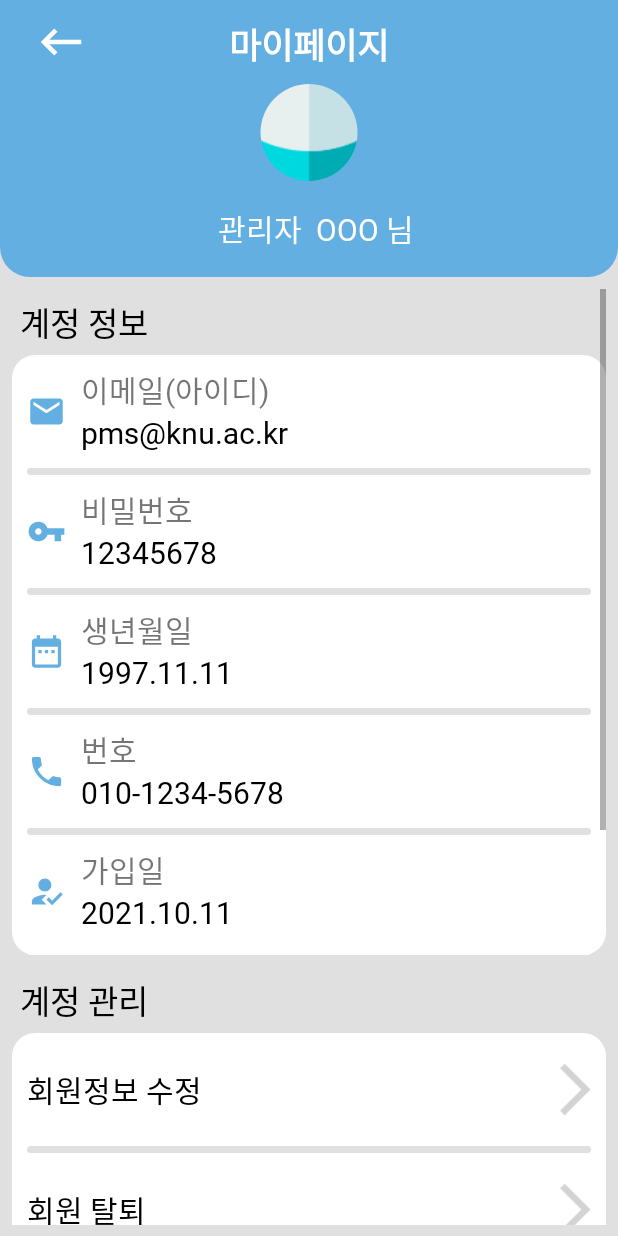
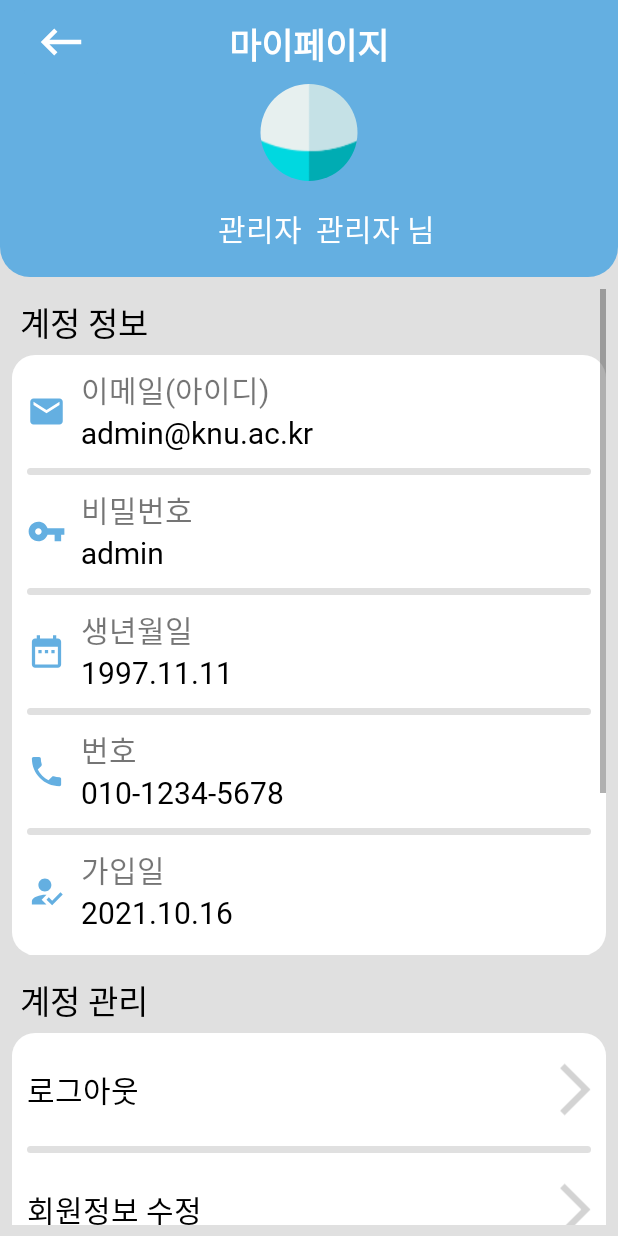
Before and after one commit to wnsdn2186/PMS-Parking-Management-System-, an Android app: the MyPage screen opened directly, with no data from a screen before it, on a phone screen of 412 x 824 dp. Run offline under Robolectric (Android 15) with nearby library versions, the phone set to English and light mode, and no system bars; our stand-ins replace CircleImageView.

Commit message:
#16 - finish() anim 추가 - 고객관리 구분선 삽입 - 마이페이지 로그아웃 추가

```diff
--- a/app/src/main/java/com/example/pms/CarSearch.java
+++ b/app/src/main/java/com/example/pms/CarSearch.java
@@ -25,6 +25,7 @@ public class CarSearch extends AppCompatActivity {
             @Override
             public void onClick(View v) {
                 finish();
+                overridePendingTransition(R.anim.none, R.anim.horizon_exit);
             }
         });
     }
--- a/app/src/main/java/com/example/pms/EditAccount.java
+++ b/app/src/main/java/com/example/pms/EditAccount.java
@@ -23,6 +23,7 @@ public class EditAccount extends AppCompatActivity {
             @Override
             public void onClick(View v) {
                 finish();
+                overridePendingTransition(R.anim.none, R.anim.horizon_exit);
             }
         });
     }
--- a/app/src/main/java/com/example/pms/ManageCustomer.java
+++ b/app/src/main/java/com/example/pms/ManageCustomer.java
@@ -13,6 +13,7 @@ import android.widget.TextView;
 import android.widget.Toast;
 
 import androidx.appcompat.app.AppCompatActivity;
+import androidx.recyclerview.widget.DividerItemDecoration;
 import androidx.recyclerview.widget.LinearLayoutManager;
 import androidx.recyclerview.widget.RecyclerView;
 
@@ -54,6 +55,7 @@ public class ManageCustomer extends AppCompatActivity {
             @Override
             public void onClick(View v) {
                 finish();
+                overridePendingTransition(R.anim.none, R.anim.horizon_exit);
             }
         });
 
@@ -61,6 +63,7 @@ public class ManageCustomer extends AppCompatActivity {
         et.setText("");
 
         rc = (RecyclerView) findViewById(R.id.listView_main_list);
+        rc.addItemDecoration(new DividerItemDecoration(getApplicationContext(), DividerItemDecoration.VERTICAL));
         rc.setLayoutManager(new LinearLayoutManager(this));
 
         cust = new ArrayList<>();
--- a/app/src/main/java/com/example/pms/MyPage.java
+++ b/app/src/main/java/com/example/pms/MyPage.java
@@ -43,6 +43,7 @@ public class MyPage extends AppCompatActivity {
             @Override
             public void onClick(View v) {
                 finish();
+                overridePendingTransition(R.anim.none, R.anim.horizon_exit);
             }
         });
 
@@ -53,11 +54,11 @@ public class MyPage extends AppCompatActivity {
         recyclerView.setAdapter(adapter);
         recyclerView.setLayoutManager(new LinearLayoutManager(this, RecyclerView.VERTICAL, false));
 
-        addItem(R.drawable.ic_email_24, "이메일(아이디)", "pms@knu.ac.kr", R.drawable.color_grey_round);
-        addItem(R.drawable.ic__key_24, "비밀번호", "12345678", R.drawable.color_grey_round);
+        addItem(R.drawable.ic_email_24, "이메일(아이디)", "admin@knu.ac.kr", R.drawable.color_grey_round);
+        addItem(R.drawable.ic__key_24, "비밀번호", "admin", R.drawable.color_grey_round);
         addItem(R.drawable.ic_date_24, "생년월일", "1997.11.11", R.drawable.color_grey_round);
         addItem(R.drawable.ic_phone_24, "번호", "010-1234-5678", R.drawable.color_grey_round);
-        addItem(R.drawable.ic_register_24, "가입일", "2021.10.11", R.drawable.color_white_round);
+        addItem(R.drawable.ic_register_24, "가입일", "2021.10.16", R.drawable.color_white_round);
 
         recyclerView2 = findViewById(R.id.rcView2);
         mList2 = new ArrayList<>();
@@ -66,6 +67,7 @@ public class MyPage extends AppCompatActivity {
         recyclerView2.setAdapter(adapter2);
         recyclerView2.setLayoutManager(new LinearLayoutManager(this, RecyclerView.VERTICAL, false));
 
+        addItem2(R.drawable.ic_forward_36, "로그아웃", R.drawable.color_grey_round, mList2);
         addItem2(R.drawable.ic_forward_36, "회원정보 수정", R.drawable.color_grey_round, mList2);
         addItem2(R.drawable.ic_forward_36, "회원 탈퇴", R.drawable.color_white_round, mList2);
 
@@ -98,16 +100,19 @@ public class MyPage extends AppCompatActivity {
             public void onItemClick(MyPageAdapter2.MyViewHolder2 holder, View view, int position) {
                 switch (position){
                     case 0:
+                        customDialog = new CustomDialog(MyPage.this, Confirm, Cancel, "로그아웃 하시겠습니까?");
+                        customDialog.show();
+                        break;
+
+                    case 1:
                         Intent intent = new Intent(MyPage.this, EditAccount.class);
                         startActivity(intent);
                         overridePendingTransition(R.anim.horizon_enter, R.anim.none);
-                        Log.d("위치", String.valueOf(position));
                         break;
 
-                    case 1:
+                    case 2:
                         customDialog = new CustomDialog(MyPage.this, Confirm, Cancel, "정말 탈퇴하시겠습니까?");
                         customDialog.show();
-                        Log.d("위치", String.valueOf(position));
                         break;
 
                 }
--- a/app/src/main/java/com/example/pms/Register.java
+++ b/app/src/main/java/com/example/pms/Register.java
@@ -30,6 +30,7 @@ public class Register extends AppCompatActivity {
             @Override
             public void onClick(View v) {
                 finish();
+                overridePendingTransition(R.anim.none, R.anim.horizon_exit);
             }
         });
 
--- a/app/src/main/java/com/example/pms/RegisterSubmit.java
+++ b/app/src/main/java/com/example/pms/RegisterSubmit.java
@@ -43,6 +43,7 @@ public class RegisterSubmit extends AppCompatActivity {
             @Override
             public void onClick(View v) {
                 finish();
+                overridePendingTransition(R.anim.none, R.anim.horizon_exit);
             }
         });
 
@@ -193,5 +194,6 @@ public class RegisterSubmit extends AppCompatActivity {
         startActivity(back);
         overridePendingTransition(R.anim.horizon_enter, R.anim.none);
         finish();
+        overridePendingTransition(R.anim.none, R.anim.horizon_exit);
     }
 }
--- a/app/src/main/java/com/example/pms/RegisterTime.java
+++ b/app/src/main/java/com/example/pms/RegisterTime.java
@@ -30,6 +30,7 @@ public class RegisterTime extends AppCompatActivity {
             @Override
             public void onClick(View v) {
                 finish();
+                overridePendingTransition(R.anim.none, R.anim.horizon_exit);
             }
         });
 
--- a/app/src/main/java/com/example/pms/Setting.java
+++ b/app/src/main/java/com/example/pms/Setting.java
@@ -24,6 +24,7 @@ public class Setting extends AppCompatActivity {
             @Override
             public void onClick(View v) {
                 finish();
+                overridePendingTransition(R.anim.none, R.anim.horizon_exit);
             }
         });
     }
--- a/app/src/main/java/com/example/pms/Statistics.java
+++ b/app/src/main/java/com/example/pms/Statistics.java
@@ -44,6 +44,7 @@ public class Statistics  extends AppCompatActivity {
             @Override
             public void onClick(View v) {
                 finish();
+                overridePendingTransition(R.anim.none, R.anim.horizon_exit);
             }
         });
 
--- a/app/src/main/java/com/example/pms/UserRegister.java
+++ b/app/src/main/java/com/example/pms/UserRegister.java
@@ -42,7 +42,9 @@ public class UserRegister extends AppCompatActivity {
         ImageButton backbtn = (ImageButton) findViewById(R.id.BackBtn);
         backbtn.setOnClickListener(new View.OnClickListener() {
             @Override
-            public void onClick(View v) { finish(); }
+            public void onClick(View v) {
+                finish();
+                overridePendingTransition(R.anim.none, R.anim.horizon_exit);}
         });
 
         idT = (TextView)findViewById(R.id.idTv);
--- /dev/null
+++ b/app/src/main/res/anim/horizon_exit.xml
@@ -0,0 +1,8 @@
+<?xml version="1.0" encoding="utf-8"?>
+<set xmlns:android="http://schemas.android.com/apk/res/android">
+    <translate
+        android:duration="400"
+        android:fromXDelta="0%"
+        android:interpolator="@android:anim/accelerate_decelerate_interpolator"
+        android:toXDelta="100%" />
+</set>
--- a/app/src/main/res/layout/activity_main.xml
+++ b/app/src/main/res/layout/activity_main.xml
@@ -40,7 +40,7 @@
                 android:layout_height="wrap_content"
                 android:layout_below="@+id/txtdashboard"
                 android:fontFamily="@font/bmhanna_11yrs_ttf"
-                android:text="OOO 님"
+                android:text="관리자 님"
                 android:textColor="#FFF"
                 android:textSize="20dp"></TextView>
 
--- a/app/src/main/res/layout/activity_mypage.xml
+++ b/app/src/main/res/layout/activity_mypage.xml
@@ -64,7 +64,7 @@
                     android:layout_weight="1"
                     android:fontFamily="@font/bmhanna_11yrs_ttf"
                     android:gravity="center|left"
-                    android:text=" OOO 님"
+                    android:text=" 관리자 님"
                     android:textColor="@color/white"
                     android:textSize="20dp"></TextView>
             </LinearLayout>
--- a/app/src/main/res/layout/customer_list.xml
+++ b/app/src/main/res/layout/customer_list.xml
@@ -12,6 +12,7 @@
         android:layout_width="40dp"
         android:layout_height="match_parent"
         android:layout_marginLeft="10dp"
+        android:fontFamily="@font/font"
         android:padding="2dp" />
 
     <TextView
@@ -19,6 +20,7 @@
         android:layout_width="100dp"
         android:layout_height="match_parent"
         android:layout_marginLeft="10dp"
+        android:fontFamily="@font/font"
         android:padding="2dp" />
 
 
@@ -27,6 +29,7 @@
         android:layout_width="100dp"
         android:layout_height="wrap_content"
         android:layout_marginLeft="10dp"
+        android:fontFamily="@font/font"
         android:padding="2dp" />
 
     <View
```
